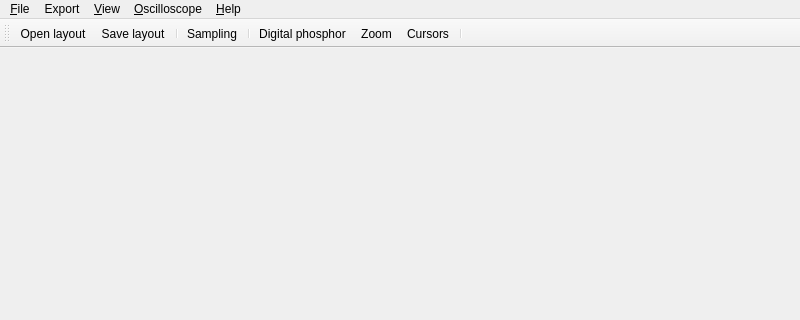
Old version of the form openhantek/src/mainwindow.ui in the repository OpenHantek/OpenHantek6022; both pictures show x 0 to 800 and y 0 to 320 of the 800 by 600 pixel window.
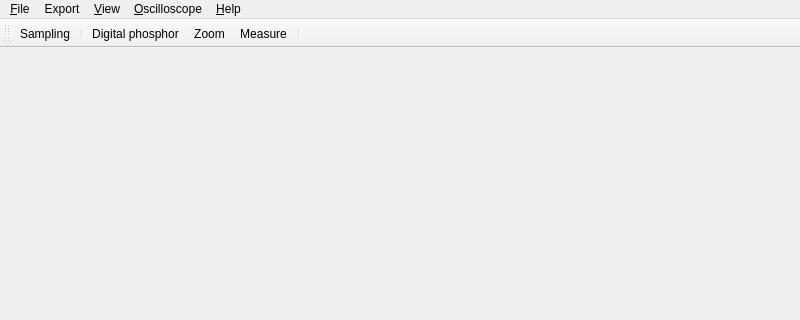
New version of the form.

Commit message: correct trigger position for pdf/png, better icons for zoom and measure

```diff
--- a/openhantek/src/mainwindow.ui
+++ b/openhantek/src/mainwindow.ui
@@ -79,14 +79,11 @@
    <attribute name="toolBarBreak">
     <bool>false</bool>
    </attribute>
-   <addaction name="actionOpen"/>
-   <addaction name="actionSave"/>
-   <addaction name="separator"/>
    <addaction name="actionSampling"/>
    <addaction name="separator"/>
    <addaction name="actionDigital_phosphor"/>
    <addaction name="actionZoom"/>
-   <addaction name="actionCursors"/>
+   <addaction name="actionMeasure"/>
    <addaction name="separator"/>
   </widget>
   <action name="actionOpen">
@@ -134,6 +131,14 @@
     <string>Zoom</string>
    </property>
   </action>
+  <action name="actionMeasure">
+   <property name="checkable">
+    <bool>true</bool>
+   </property>
+   <property name="text">
+    <string>Measure</string>
+   </property>
+  </action>
   <action name="actionDocking_windows">
    <property name="text">
     <string>Docking windows</string>
@@ -173,14 +178,6 @@
     <string>Manual command</string>
    </property>
   </action>
-  <action name="actionCursors">
-   <property name="checkable">
-    <bool>true</bool>
-   </property>
-   <property name="text">
-    <string>Cursors</string>
-   </property>
-  </action>
  </widget>
  <resources/>
  <connections/>
```
Left out of the diff: 24 changed lines with no effect on the pictures. The commit also changes 8 other files.
